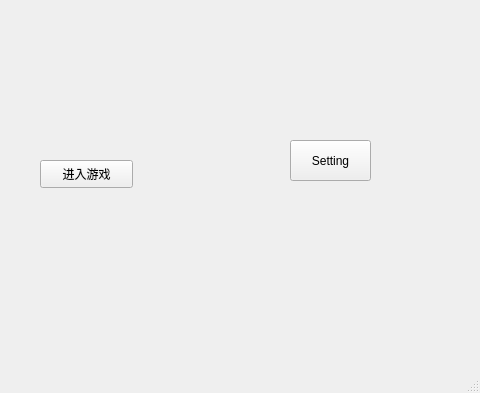
First picture: the form in mainwindow.ui, repository NorthOuterTowner/Bejeweled4, before the edit; both pictures show x 320 to 800 and y 207 to 600 of the 800 by 600 pixel window.
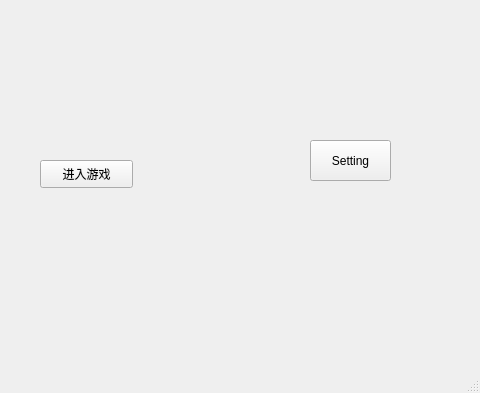
Second picture: the form after the edit.

Diff of the .ui file:
```diff
--- a/mainwindow.ui
+++ b/mainwindow.ui
@@ -56,7 +56,7 @@
    <widget class="QPushButton" name="pushButton_10">
     <property name="geometry">
      <rect>
-      <x>610</x>
+      <x>630</x>
       <y>330</y>
       <width>81</width>
       <height>41</height>
```
